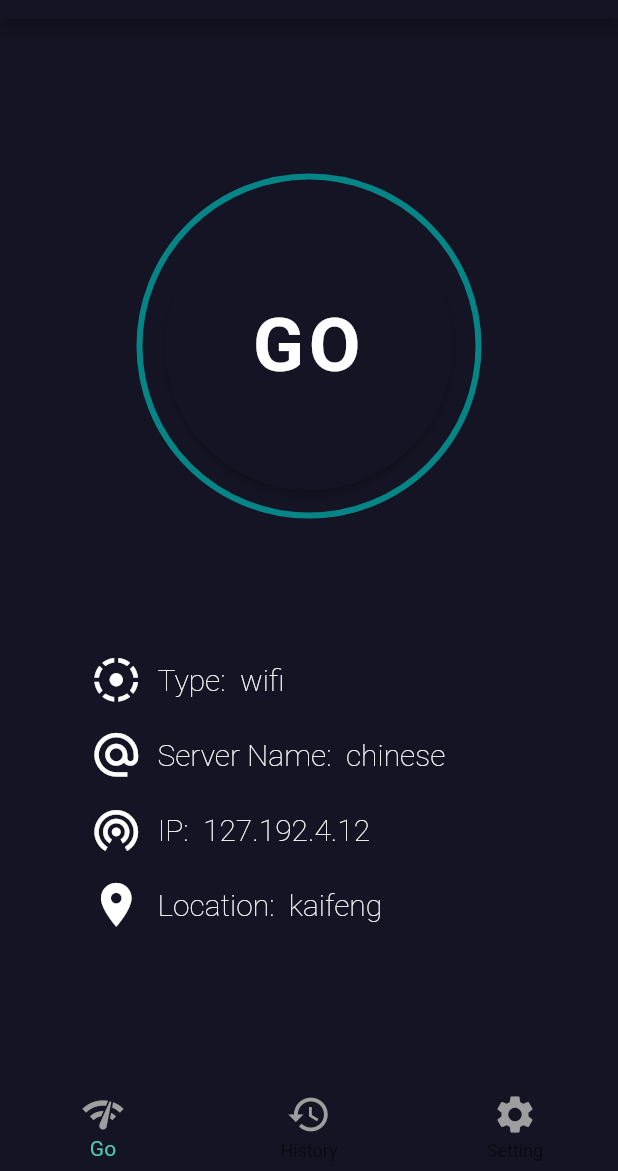
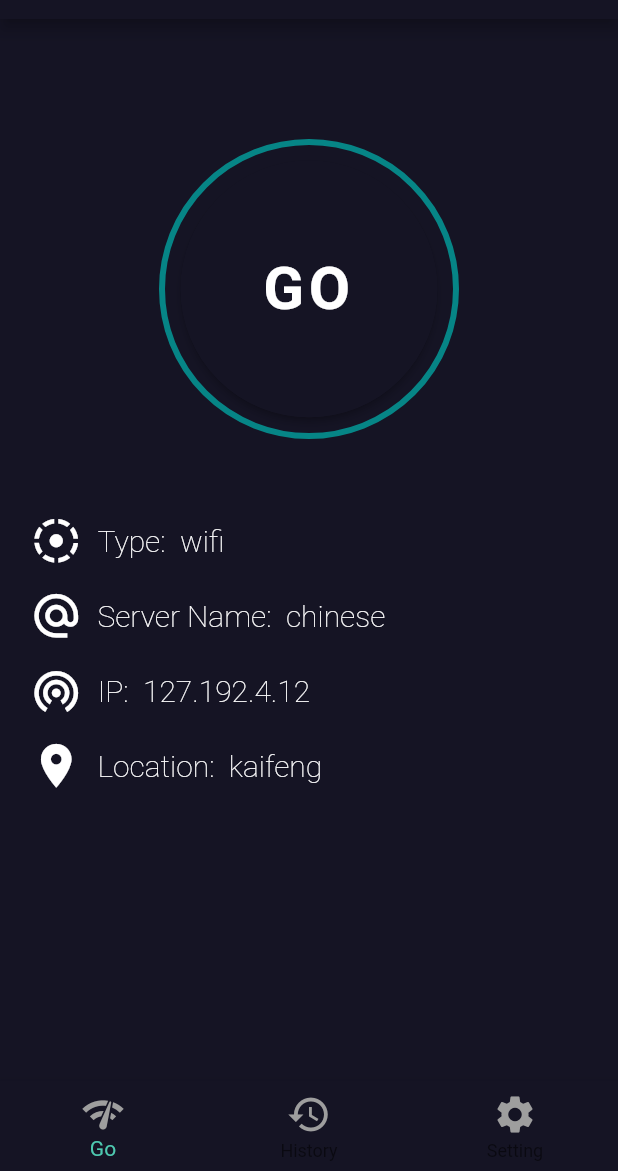
Before and after one commit to Catherine526940/Dart-speedtest, a Flutter app: the screen it shows after launch, on a phone screen of 412 x 824 dp, the part 65-1236 px from its top. Run offline on Flutter 3.47's test engine with Material 2 defaults, Android fonts, the phone set to English and light mode, and no system bars; Roboto replaces fonts that are missing (微软雅黑).

Commit message:
go布局页面显示信息的布局适配问题

```diff
--- a/lib/pages/go.dart
+++ b/lib/pages/go.dart
@@ -13,30 +13,32 @@ class _GoPageState extends State<GoPage> {
     return Container(
         color: Color.fromRGBO(21, 20, 36, 0.99),
         child: Column(
-          mainAxisAlignment: MainAxisAlignment.end,
           children: <Widget>[
-            //上面的go,圆形盘
+////////////////////////////////////////////////GO圆形按钮
             Container(
+              padding: EdgeInsets.only(top:80.0),
               child: Container(
-                height: 230.0,
-                width: 230.0,
+                height: 200.0,
+                width: 200.0,
                 child: RaisedButton(
                   child: Text(
                     'GO',
                     textAlign: TextAlign.center,
                     maxLines: 1,
                     style: TextStyle(
-                      fontSize: 50.0,
+                      fontSize: 40.0,
                       color: const Color(0xffFFFFFF),
                       fontWeight: FontWeight.bold,
                       fontFamily: '微软雅黑',
                       letterSpacing: 3.0,
                     ),
                   ),
-                  padding: EdgeInsets.all(66.5),
+
+                  padding: EdgeInsets.all(62),
                   splashColor: Color.fromRGBO(78, 201, 176, 0.7), //水波纹颜色
                   shape: CircleBorder(
-                      side: BorderSide(color: Color.fromRGBO(21, 20, 36, 1))),
+                      side: BorderSide(color: Color.fromRGBO(21, 20, 36, 1))
+                      ),
                   onPressed: () {
                     Navigator.of(context).push(
                         MaterialPageRoute(builder: (context) => SpeedtestPage()));
@@ -49,15 +51,13 @@ class _GoPageState extends State<GoPage> {
                     border:
                         new Border.all(width: 4.0, color: Color(0xff068586)),
                     color: Color.fromRGBO(21, 20, 36, 1),
-                    borderRadius: BorderRadius.circular(150)),
+                    borderRadius: BorderRadius.circular(150)
+                    ),
               ),
             ),
-
-            SizedBox(height: 20.0),
-
-            //中间的数据，位置啊，热点类型啊四个
+////////////////////////////////////////////四行数据
             Container(
-              padding: EdgeInsets.fromLTRB(60.0, 70.0, 0.0, 100.0),
+              padding: EdgeInsets.fromLTRB(20.0,50.0,0.0,0.0),
               child: Column(
                 //2个child 竖直 排列
                 children: <Widget>[
@@ -149,9 +149,7 @@ class _GoPageState extends State<GoPage> {
                 ],
               ),
             ),
-
-
-
+////////////////////////////////////////////////////////
 
           ],
         ),
```
Also changed, not shown: pubspec.lock.
